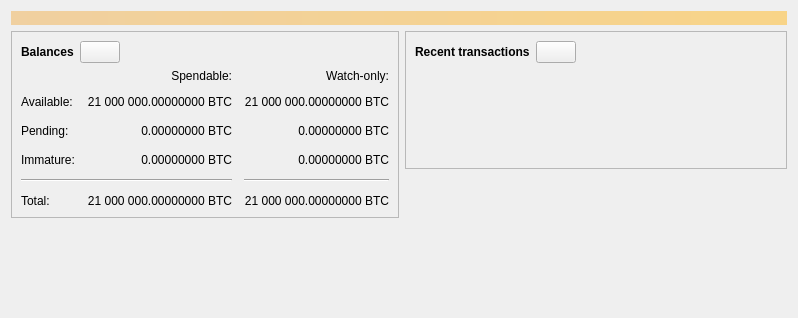
The window that src/qt/forms/overviewpage.ui (Mateable-com/mateablecoin-24.x) describes before a commit, drawn with Qt 5.
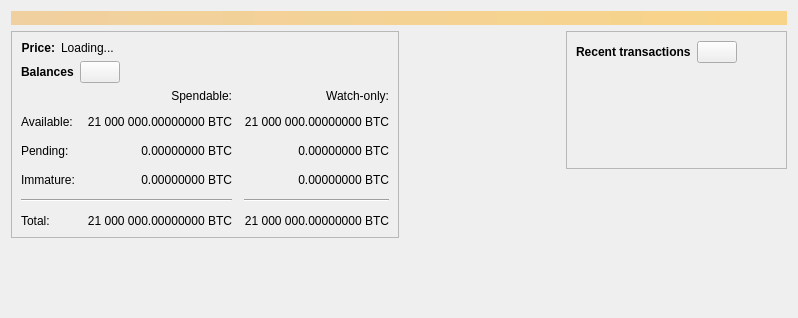
The same window after the commit. Icons and pictures are not drawn. Custom widgets are drawn as their Qt base class.

Commit message: Update Move priceDate

Diff of the .ui file:
```diff
--- a/src/qt/forms/overviewpage.ui
+++ b/src/qt/forms/overviewpage.ui
@@ -34,7 +34,7 @@
     </widget>
    </item>
    <item>
-    <layout class="QHBoxLayout" name="horizontalLayout" stretch="1,1">
+    <layout class="QHBoxLayout" name="horizontalLayout" stretch="1,1,0">
      <item>
       <layout class="QVBoxLayout" name="verticalLayout_2">
        <item>
@@ -46,6 +46,52 @@
           <enum>QFrame::Raised</enum>
          </property>
          <layout class="QVBoxLayout" name="verticalLayout_4">
+          <item>
+           <layout class="QHBoxLayout" name="horizontalLayoutPrice">
+            <item>
+             <widget class="QLabel" name="labelPrice">
+              <property name="font">
+               <font>
+                <weight>75</weight>
+                <bold>true</bold>
+               </font>
+              </property>
+              <property name="text">
+               <string>Price:</string>
+              </property>
+              <property name="alignment">
+               <set>Qt::AlignRight|Qt::AlignTrailing|Qt::AlignVCenter</set>
+              </property>
+             </widget>
+            </item>
+            <item>
+             <widget class="QLabel" name="priceData">
+              <property name="text">
+               <string>Loading...</string>
+              </property>
+              <property name="alignment">
+               <set>Qt::AlignLeading|Qt::AlignLeft|Qt::AlignVCenter</set>
+              </property>
+             </widget>
+            </item>
+            <item>
+             <spacer name="horizontalSpacer">
+              <property name="orientation">
+               <enum>Qt::Horizontal</enum>
+              </property>
+              <property name="sizeType">
+               <enum>QSizePolicy::Expanding</enum>
+              </property>
+              <property name="sizeHint" stdset="0">
+               <size>
+                <width>0</width>
+                <height>0</height>
+               </size>
+              </property>
+             </spacer>
+            </item>
+           </layout>
+          </item>
           <item>
            <layout class="QHBoxLayout" name="horizontalLayout_4">
             <item>
@@ -368,15 +414,11 @@
          </property>
         </spacer>
        </item>
-       <item>
-        <widget class="QLabel" name="priceData">
-         <property name="text">
-          <string/>
-         </property>
-        </widget>
-       </item>
       </layout>
      </item>
+     <item>
+      <layout class="QVBoxLayout" name="verticalLayout"/>
+     </item>
      <item>
       <layout class="QVBoxLayout" name="verticalLayout_3">
        <item>
```
Left out of the diff: 5 changed lines with no effect on the pictures.
